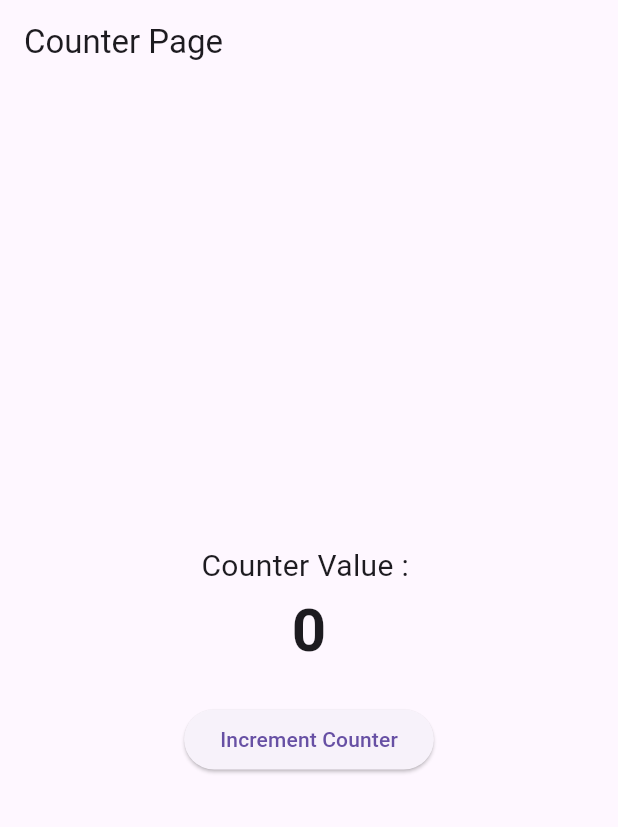
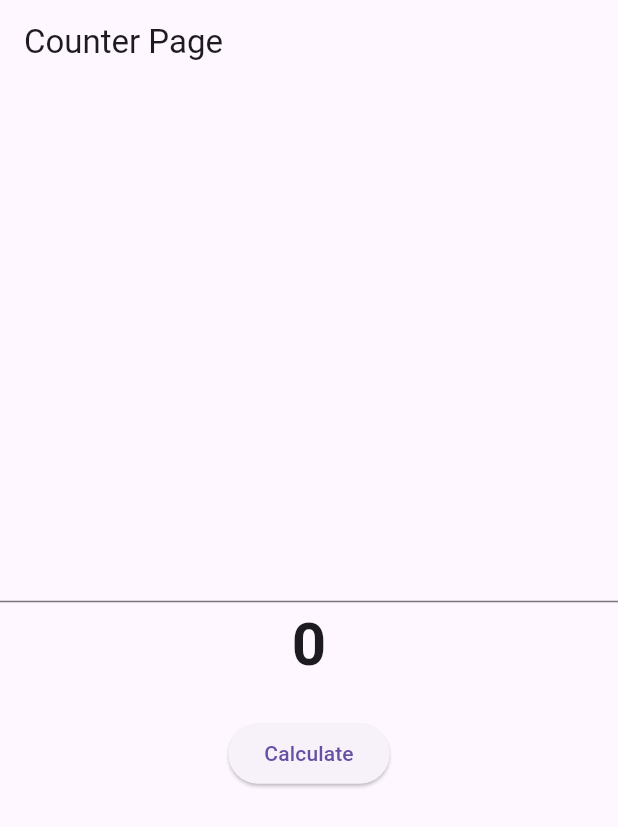
Before and after one commit to YassineElkefi/Flutter_Testing, a Flutter app: the screen it shows after launch, on a phone screen of 412 x 824 dp. Shown: the top 827 px of the screen. Run offline on Flutter 3.47's test engine with Material 3 defaults, Android fonts, the phone set to English and light mode, and no system bars.

Commit message:
Editing text in widget testing

```diff
--- a/lib/screens/counter_page.dart
+++ b/lib/screens/counter_page.dart
@@ -8,11 +8,14 @@ class CounterPage extends StatefulWidget {
 }
 
 class _CounterPageState extends State<CounterPage> {
-  int _counter = 0;
+  num _result = 0;
 
-  void _incrementCounter() {
+  TextEditingController numberController = TextEditingController();
+
+  void _calculateTheSquare(){
+    num numberInput = num.parse(numberController.text.trim());
     setState(() {
-      _counter++;
+      _result = numberInput * numberInput;
     });
   }
 
@@ -26,19 +29,18 @@ class _CounterPageState extends State<CounterPage> {
         child: Column(
           mainAxisAlignment: MainAxisAlignment.center,
           children: [
-            const Text("Counter Value : ",
-              style: TextStyle(fontSize: 20),
+            TextField(
+              controller: numberController,
+              keyboardType: TextInputType.number,
             ),
             Text(
-              "$_counter",
-              key: const Key("counterValue"),
+              "$_result",
               style: const TextStyle(fontSize: 40, fontWeight: FontWeight.bold),
             ),
             const SizedBox(height: 20,),
             ElevatedButton(
-              key: const Key("incrementButton"),
-              onPressed: _incrementCounter,
-              child: const Text("Increment Counter"),
+              onPressed: _calculateTheSquare,
+              child: const Text("Calculate"),
             ),
           ],),
       ),
```
Also changed, not shown: 1 other file.
